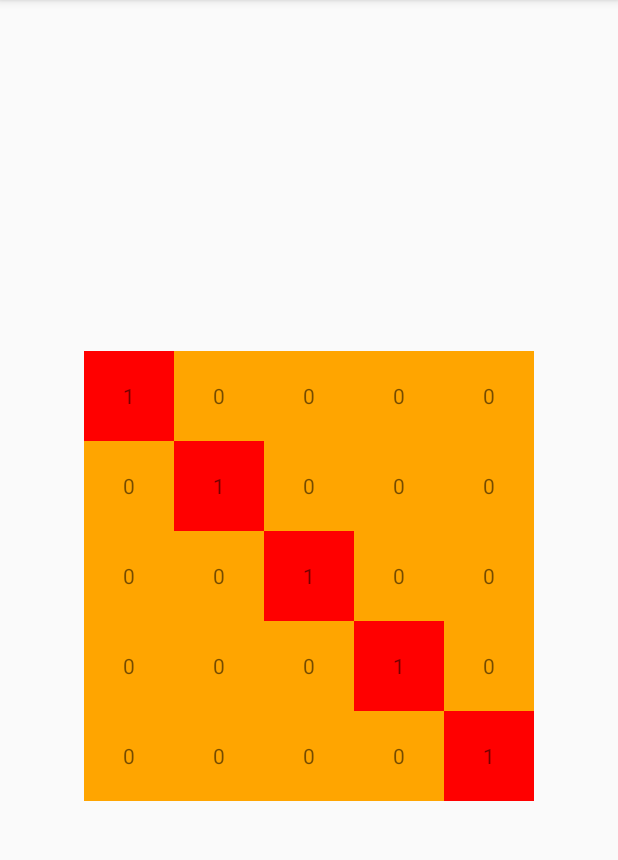
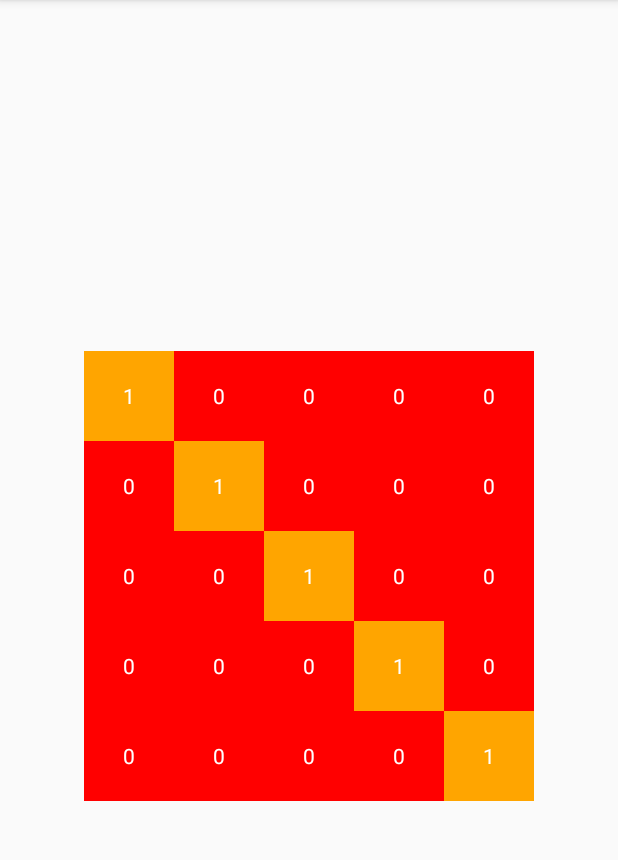
Before and after one commit to Mi-Eisenmann/2048, an Android app: the screen it shows after launch (MainActivity), on a phone screen of 412 x 824 dp, the part 84-944 px from its top. Run offline under Robolectric (Android 15) with nearby library versions, the phone set to English and light mode, and no system bars.

```diff
--- a/app/src/main/res/layout/activity_main.xml
+++ b/app/src/main/res/layout/activity_main.xml
@@ -27,35 +27,40 @@
                     android:text="0-0"
                     android:gravity="center"
                     android:layout_width="60dp"
-                    android:layout_height="60dp" />
+                    android:layout_height="60dp"
+                    android:textColor="@color/md_white_1000"/>
 
                 <TextView
                     android:id="@+id/field_01"
                     android:text="0-1"
                     android:gravity="center"
                     android:layout_width="60dp"
-                    android:layout_height="60dp" />
+                    android:layout_height="60dp"
+                    android:textColor="@color/md_white_1000" />
 
                 <TextView
                     android:id="@+id/field_02"
                     android:text="0-2"
                     android:gravity="center"
                     android:layout_width="60dp"
-                    android:layout_height="60dp" />
+                    android:layout_height="60dp"
+                    android:textColor="@color/md_white_1000" />
 
                 <TextView
                     android:id="@+id/field_03"
                     android:text="0-3"
                     android:gravity="center"
                     android:layout_width="60dp"
-                    android:layout_height="60dp" />
+                    android:layout_height="60dp"
+                    android:textColor="@color/md_white_1000" />
 
                 <TextView
                     android:id="@+id/field_04"
                     android:text="0-4"
                     android:gravity="center"
                     android:layout_width="60dp"
-                    android:layout_height="60dp" />
+                    android:layout_height="60dp"
+                    android:textColor="@color/md_white_1000" />
 
             </TableRow>
 
@@ -66,35 +71,40 @@
                     android:text="1-0"
                     android:gravity="center"
                     android:layout_width="60dp"
-                    android:layout_height="60dp" />
+                    android:layout_height="60dp"
+                    android:textColor="@color/md_white_1000" />
 
                 <TextView
                     android:id="@+id/field_11"
                     android:text="1-1"
                     android:gravity="center"
                     android:layout_width="60dp"
-                    android:layout_height="60dp" />
+                    android:layout_height="60dp"
+                    android:textColor="@color/md_white_1000" />
 
                 <TextView
                     android:id="@+id/field_12"
                     android:text="1-2"
                     android:gravity="center"
                     android:layout_width="60dp"
-                    android:layout_height="60dp" />
+                    android:layout_height="60dp"
+                    android:textColor="@color/md_white_1000" />
 
                 <TextView
                     android:id="@+id/field_13"
                     android:text="1-3"
                     android:gravity="center"
                     android:layout_width="60dp"
-                    android:layout_height="60dp" />
+                    android:layout_height="60dp"
+                    android:textColor="@color/md_white_1000" />
 
                 <TextView
                     android:id="@+id/field_14"
                     android:text="1-4"
                     android:gravity="center"
                     android:layout_width="60dp"
-                    android:layout_height="60dp" />
+                    android:layout_height="60dp"
+                    android:textColor="@color/md_white_1000" />
 
             </TableRow>
 
@@ -105,35 +115,40 @@
                     android:text="2-0"
                     android:gravity="center"
                     android:layout_width="60dp"
-                    android:layout_height="60dp" />
+                    android:layout_height="60dp"
+                    android:textColor="@color/md_white_1000" />
 
                 <TextView
                     android:id="@+id/field_21"
                     android:text="2-1"
                     android:gravity="center"
                     android:layout_width="60dp"
-                    android:layout_height="60dp" />
+                    android:layout_height="60dp"
+                    android:textColor="@color/md_white_1000" />
 
                 <TextView
                     android:id="@+id/field_22"
                     android:text="2-2"
                     android:gravity="center"
                     android:layout_width="60dp"
-                    android:layout_height="60dp" />
+                    android:layout_height="60dp"
+                    android:textColor="@color/md_white_1000" />
 
                 <TextView
                     android:id="@+id/field_23"
                     android:text="2-3"
                     android:gravity="center"
                     android:layout_width="60dp"
-                    android:layout_height="60dp" />
+                    android:layout_height="60dp"
+                    android:textColor="@color/md_white_1000" />
 
                 <TextView
                     android:id="@+id/field_24"
                     android:text="2-4"
                     android:gravity="center"
                     android:layout_width="60dp"
-                    android:layout_height="60dp" />
+                    android:layout_height="60dp"
+                    android:textColor="@color/md_white_1000" />
 
             </TableRow>
 
@@ -144,35 +159,40 @@
                     android:text="3-0"
                     android:gravity="center"
                     android:layout_width="60dp"
-                    android:layout_height="60dp" />
+                    android:layout_height="60dp"
+                    android:textColor="@color/md_white_1000" />
 
                 <TextView
                     android:id="@+id/field_31"
                     android:text="3-1"
                     android:gravity="center"
                     android:layout_width="60dp"
-                    android:layout_height="60dp" />
+                    android:layout_height="60dp"
+                    android:textColor="@color/md_white_1000" />
 
                 <TextView
                     android:id="@+id/field_32"
                     android:text="3-2"
                     android:gravity="center"
                     android:layout_width="60dp"
-                    android:layout_height="60dp" />
+                    android:layout_height="60dp"
+                    android:textColor="@color/md_white_1000" />
 
                 <TextView
                     android:id="@+id/field_33"
                     android:text="3-3"
                     android:gravity="center"
                     android:layout_width="60dp"
-                    android:layout_height="60dp" />
+                    android:layout_height="60dp"
+                    android:textColor="@color/md_white_1000" />
 
                 <TextView
                     android:id="@+id/field_34"
                     android:text="3-4"
                     android:gravity="center"
                     android:layout_width="60dp"
-                    android:layout_height="60dp" />
+                    android:layout_height="60dp"
+                    android:textColor="@color/md_white_1000" />
 
             </TableRow>
 
@@ -183,35 +203,40 @@
                     android:text="4-0"
                     android:gravity="center"
                     android:layout_width="60dp"
-                    android:layout_height="60dp" />
+                    android:layout_height="60dp"
+                    android:textColor="@color/md_white_1000" />
 
                 <TextView
                     android:id="@+id/field_41"
                     android:text="4-1"
                     android:gravity="center"
                     android:layout_width="60dp"
-                    android:layout_height="60dp" />
+                    android:layout_height="60dp"
+                    android:textColor="@color/md_white_1000" />
 
                 <TextView
                     android:id="@+id/field_42"
                     android:text="4-2"
                     android:gravity="center"
                     android:layout_width="60dp"
-                    android:layout_height="60dp" />
+                    android:layout_height="60dp"
+                    android:textColor="@color/md_white_1000" />
 
                 <TextView
                     android:id="@+id/field_43"
                     android:text="4-3"
                     android:gravity="center"
                     android:layout_width="60dp"
-                    android:layout_height="60dp" />
+                    android:layout_height="60dp"
+                    android:textColor="@color/md_white_1000" />
 
                 <TextView
                     android:id="@+id/field_44"
                     android:text="4-4"
                     android:gravity="center"
                     android:layout_width="60dp"
-                    android:layout_height="60dp" />
+                    android:layout_height="60dp"
+                    android:textColor="@color/md_white_1000" />
 
             </TableRow>
 
```
Also changed, not shown: app/src/main/java/com/example/android/a2048/MainActivity.java (+66 -30 lines).
